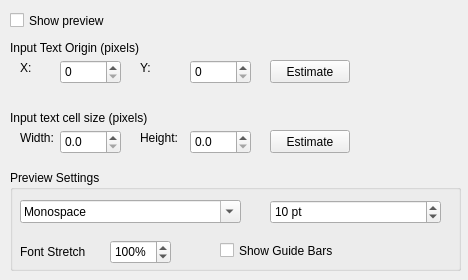
Old version of the form qt/data/IndentedTextExportWidget.ui in the repository DonnKey/gImageReader.
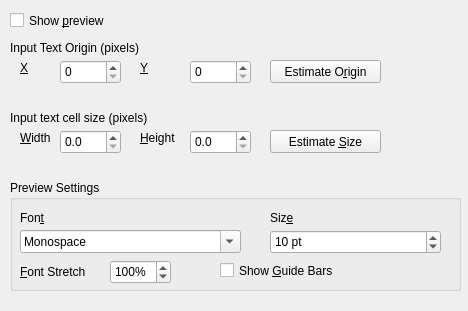
New version of the form. Icons and pictures are not drawn.

Patch:
```diff
--- a/qt/data/IndentedTextExportWidget.ui
+++ b/qt/data/IndentedTextExportWidget.ui
@@ -7,7 +7,7 @@
     <x>0</x>
     <y>0</y>
     <width>468</width>
-    <height>280</height>
+    <height>311</height>
    </rect>
   </property>
   <property name="sizePolicy">
@@ -35,7 +35,7 @@
     </rect>
    </property>
    <property name="text">
-    <string>Show preview</string>
+    <string>Show &amp;preview</string>
    </property>
   </widget>
   <widget class="QSpinBox" name="spinBox_OriginX">
@@ -125,7 +125,10 @@
     </rect>
    </property>
    <property name="text">
-    <string>X:</string>
+    <string>&amp;X</string>
+   </property>
+   <property name="buddy">
+    <cstring>spinBox_OriginX</cstring>
    </property>
   </widget>
   <widget class="QLabel" name="label_3">
@@ -138,7 +141,10 @@
     </rect>
    </property>
    <property name="text">
-    <string>Y:</string>
+    <string>&amp;Y</string>
+   </property>
+   <property name="buddy">
+    <cstring>spinBox_OriginY</cstring>
    </property>
   </widget>
   <widget class="QLabel" name="label_4">
@@ -164,7 +170,10 @@
     </rect>
    </property>
    <property name="text">
-    <string>Width:</string>
+    <string>&amp;Width</string>
+   </property>
+   <property name="buddy">
+    <cstring>doubleSpinBox_CellWidth</cstring>
    </property>
   </widget>
   <widget class="QLabel" name="label_6">
@@ -177,7 +186,10 @@
     </rect>
    </property>
    <property name="text">
-    <string>Height:</string>
+    <string>&amp;Height</string>
+   </property>
+   <property name="buddy">
+    <cstring>doubleSpinBox_CellHeight</cstring>
    </property>
   </widget>
   <widget class="QPushButton" name="pushButton_OriginCompute">
@@ -185,12 +197,12 @@
     <rect>
      <x>270</x>
      <y>60</y>
-     <width>80</width>
+     <width>111</width>
      <height>23</height>
     </rect>
    </property>
    <property name="text">
-    <string>Estimate</string>
+    <string>Estimate O&amp;rigin</string>
    </property>
   </widget>
   <widget class="QPushButton" name="pushButton_CellCompute">
@@ -198,12 +210,12 @@
     <rect>
      <x>270</x>
      <y>130</y>
-     <width>80</width>
+     <width>111</width>
      <height>23</height>
     </rect>
    </property>
    <property name="text">
-    <string>Estimate</string>
+    <string>Estimate &amp;Size</string>
    </property>
   </widget>
   <widget class="QLabel" name="helpLabel">
@@ -226,9 +238,9 @@
    <property name="geometry">
     <rect>
      <x>10</x>
-     <y>170</y>
+     <y>180</y>
      <width>451</width>
-     <height>101</height>
+     <height>111</height>
     </rect>
    </property>
    <property name="toolTip">
@@ -241,7 +253,7 @@
     <property name="geometry">
      <rect>
       <x>10</x>
-      <y>30</y>
+      <y>50</y>
       <width>221</width>
       <height>23</height>
      </rect>
@@ -257,7 +269,7 @@
     <property name="geometry">
      <rect>
       <x>260</x>
-      <y>30</y>
+      <y>50</y>
       <width>171</width>
       <height>24</height>
      </rect>
@@ -279,7 +291,7 @@
     <property name="geometry">
      <rect>
       <x>100</x>
-      <y>70</y>
+      <y>80</y>
       <width>61</width>
       <height>24</height>
      </rect>
@@ -313,29 +325,64 @@
     <property name="geometry">
      <rect>
       <x>10</x>
-      <y>70</y>
+      <y>80</y>
       <width>81</width>
       <height>24</height>
      </rect>
     </property>
     <property name="text">
-     <string>Font Stretch</string>
+     <string>&amp;Font Stretch</string>
     </property>
     <property name="indent">
      <number>0</number>
     </property>
+    <property name="buddy">
+     <cstring>spinBox_FontStretch</cstring>
+    </property>
    </widget>
    <widget class="QCheckBox" name="checkBox_GuideBars">
     <property name="geometry">
      <rect>
       <x>210</x>
-      <y>70</y>
+      <y>80</y>
       <width>131</width>
       <height>21</height>
      </rect>
     </property>
     <property name="text">
-     <string>Show Guide Bars</string>
+     <string>Show &amp;Guide Bars</string>
+    </property>
+   </widget>
+   <widget class="QLabel" name="label_7">
+    <property name="geometry">
+     <rect>
+      <x>10</x>
+      <y>30</y>
+      <width>59</width>
+      <height>15</height>
+     </rect>
+    </property>
+    <property name="text">
+     <string>Fon&amp;t</string>
+    </property>
+    <property name="buddy">
+     <cstring>comboBox_FontFamily</cstring>
+    </property>
+   </widget>
+   <widget class="QLabel" name="label_8">
+    <property name="geometry">
+     <rect>
+      <x>260</x>
+      <y>30</y>
+      <width>59</width>
+      <height>15</height>
+     </rect>
+    </property>
+    <property name="text">
+     <string>Siz&amp;e</string>
+    </property>
+    <property name="buddy">
+     <cstring>spinBox_FontSize</cstring>
     </property>
    </widget>
   </widget>
```
Left out of the diff: 13 changed lines with no effect on the pictures.
